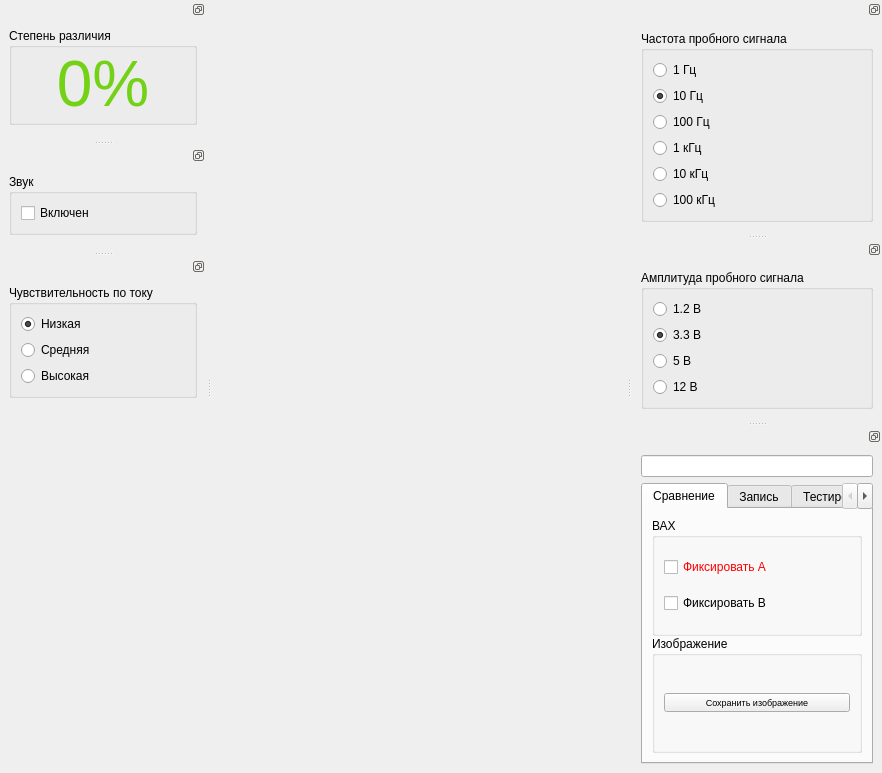
Old version of the form gui/mainwindow.ui in the repository EPC-MSU/EPLab.
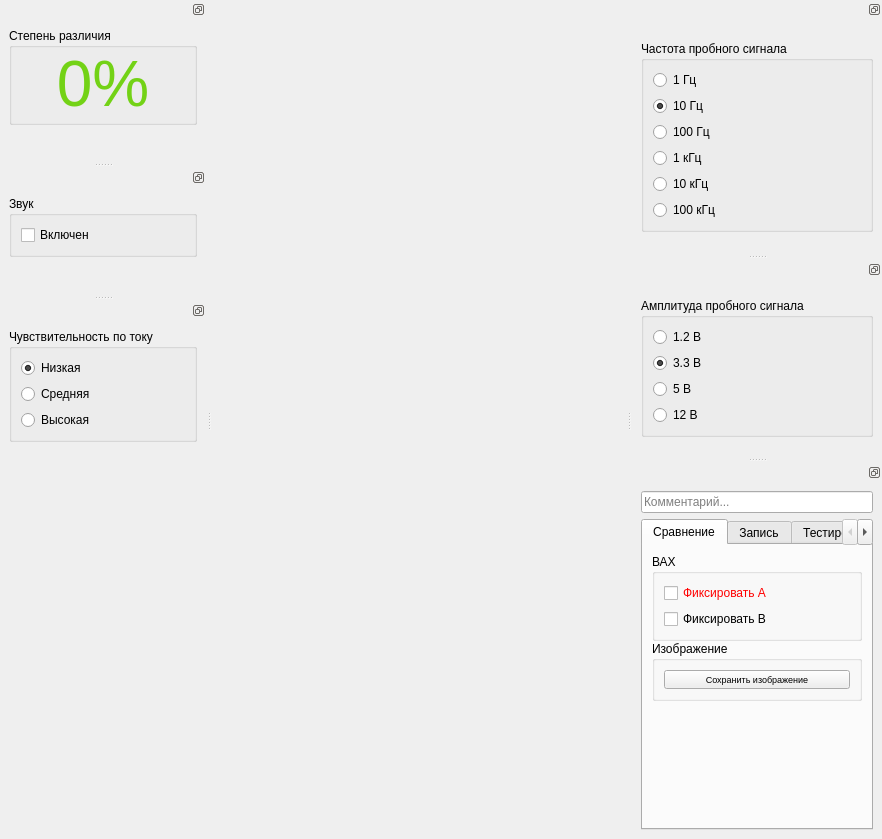
New version of the form. The open tabs and pages were chosen to show the change.

Commit message: Add comment field, minor interface changes

Patch:
```diff
--- a/gui/mainwindow.ui
+++ b/gui/mainwindow.ui
@@ -7,7 +7,7 @@
     <x>0</x>
     <y>0</y>
     <width>882</width>
-    <height>773</height>
+    <height>839</height>
    </rect>
   </property>
   <property name="windowTitle">
@@ -390,12 +390,19 @@
    <widget class="QWidget" name="dockWidgetContents_6">
     <layout class="QVBoxLayout" name="verticalLayout_10">
      <item>
-      <widget class="QLineEdit" name="line_comment_pin"/>
+      <widget class="QLineEdit" name="line_comment_pin">
+       <property name="placeholderText">
+        <string>Комментарий...</string>
+       </property>
+       <property name="clearButtonEnabled">
+        <bool>false</bool>
+       </property>
+      </widget>
      </item>
      <item>
       <widget class="QTabWidget" name="test_plan_tab_widget">
        <property name="sizePolicy">
-        <sizepolicy hsizetype="Expanding" vsizetype="Minimum">
+        <sizepolicy hsizetype="Expanding" vsizetype="Preferred">
          <horstretch>0</horstretch>
          <verstretch>0</verstretch>
         </sizepolicy>
@@ -471,6 +478,19 @@
            </item>
           </layout>
          </item>
+         <item row="1" column="0">
+          <spacer name="verticalSpacer_4">
+           <property name="orientation">
+            <enum>Qt::Vertical</enum>
+           </property>
+           <property name="sizeHint" stdset="0">
+            <size>
+             <width>20</width>
+             <height>40</height>
+            </size>
+           </property>
+          </spacer>
+         </item>
         </layout>
        </widget>
        <widget class="QWidget" name="test_plan_tab_ZP">
```
Left out of the diff: 2 changed lines with no effect on the pictures. The commit also changes 1 other file.
